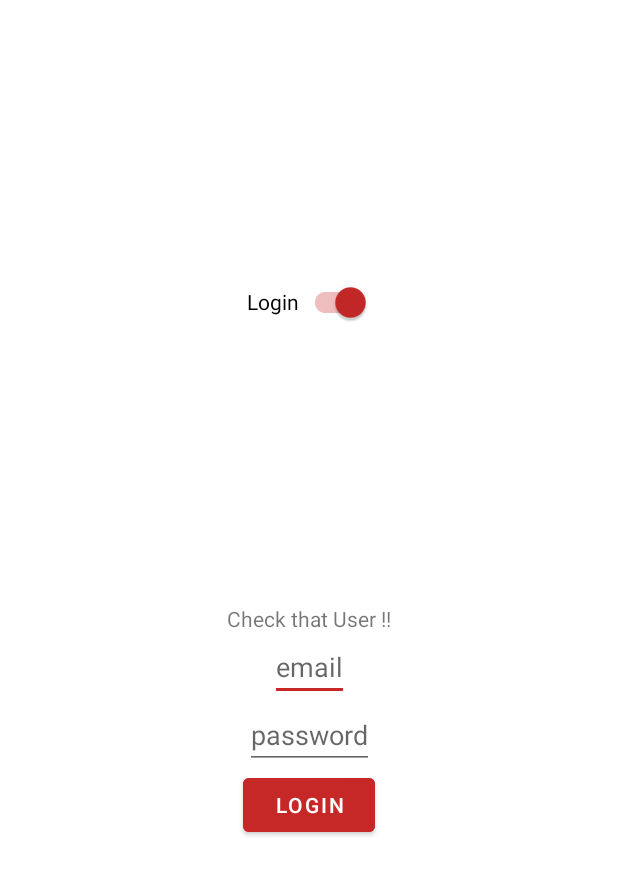
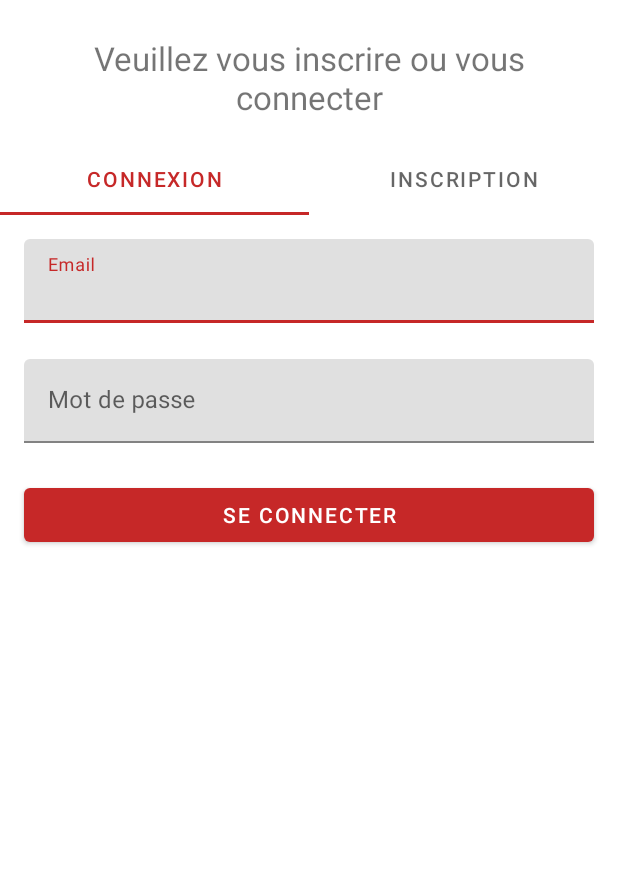
Before and after one commit to barb-n-co/event-moi-ca, an Android app: the screen it shows after launch (LoginActivity), on a phone screen of 412 x 824 dp. Shown: the top 875 px of the screen. Run offline under Robolectric (Android 15) with nearby library versions, the phone set to English and light mode, and no system bars; our stand-ins replace Firebase (no records; nobody signed in at launch, a user with empty details on screens opened directly), RxJava, Timber; libraries missing offline, so code that uses them is left out: com.example.lpiem, org.kodein.di; 5 statements that could not run were skipped.

Commit message:
Finished login signup

```diff
--- /dev/null
+++ b/app/src/main/java/com/example/event_app/adapter/AuthentificationViewPagerAdapter.kt
@@ -0,0 +1,20 @@
+package com.example.event_app.adapter
+
+import androidx.fragment.app.Fragment
+import androidx.fragment.app.FragmentManager
+import androidx.fragment.app.FragmentPagerAdapter
+
+class AuthentificationViewPagerAdapter(fragmentManager: FragmentManager) : FragmentPagerAdapter(fragmentManager) {
+
+    private val listFragment = arrayListOf<Fragment>()
+    private val listTitle = arrayListOf<String>()
+
+    override fun getItem(position: Int): Fragment = listFragment[position]
+    override fun getCount(): Int = listFragment.size
+    override fun getPageTitle(position: Int): CharSequence = listTitle[position].toUpperCase()
+
+    fun addFragment(fragment: Fragment, title: String) {
+        listFragment.add(fragment)
+        listTitle.add(title)
+    }
+}
--- a/app/src/main/java/com/example/event_app/injection/viewModelModule.kt
+++ b/app/src/main/java/com/example/event_app/injection/viewModelModule.kt
@@ -1,5 +1,7 @@
 package com.example.lpiem.theelderscrolls.injection
 
+import androidx.fragment.app.Fragment
+import androidx.fragment.app.FragmentActivity
 import androidx.lifecycle.ViewModelProvider
 import com.example.event_app.ui.activity.LoginActivity
 import com.example.event_app.ui.activity.MainActivity
@@ -9,27 +11,28 @@ import com.example.event_app.viewmodel.LoginViewModel
 import com.example.event_app.viewmodel.MainActivityViewModel
 import com.example.event_app.viewmodel.SplashScreenViewModel
 import org.kodein.di.Kodein
-import org.kodein.di.generic.bind
-import org.kodein.di.generic.factory
-import org.kodein.di.generic.instance
-import org.kodein.di.generic.singleton
+import org.kodein.di.generic.*
 
 val viewModelModule = Kodein.Module("ViewModelModule") {
 
-    bind<SplashScreenViewModel>() with factory { activity: SplashScreenActivity ->
+    bind<SplashScreenViewModel>() with factory { activity: FragmentActivity ->
         val factory = SplashScreenViewModel.Factory(instance())
         ViewModelProvider(activity, factory).get(SplashScreenViewModel::class.java)
     }
 
-    bind<MainActivityViewModel>() with factory { activity: MainActivity ->
+    bind<MainActivityViewModel>() with factory { activity: FragmentActivity ->
         val factory = MainActivityViewModel.Factory(instance())
         ViewModelProvider(activity, factory).get(MainActivityViewModel::class.java)
     }
 
-    bind<LoginViewModel>() with factory { activity: LoginActivity ->
+    bind<LoginViewModel>() with factory { activity: FragmentActivity ->
         val factory = LoginViewModel.Factory(instance())
         ViewModelProvider(activity, factory).get(LoginViewModel::class.java)
     }
 
-    bind<HomeFragmentViewModel>() with singleton { HomeFragmentViewModel(instance()) }
+    bind<LoginViewModel.Factory>() with provider { LoginViewModel.Factory(instance()) }
+    bind<LoginViewModel>() with factory { fragment: Fragment ->
+        ViewModelProvider(fragment, instance<LoginViewModel.Factory>())
+            .get(LoginViewModel::class.java)
+    }
 }
--- /dev/null
+++ b/app/src/main/java/com/example/event_app/model/UserResponse.kt
@@ -0,0 +1,6 @@
+package com.example.event_app.model
+
+data class UserResponse(
+    val key: String,
+    val value: User
+)
--- a/app/src/main/java/com/example/event_app/ui/activity/LoginActivity.kt
+++ b/app/src/main/java/com/example/event_app/ui/activity/LoginActivity.kt
@@ -2,13 +2,14 @@ package com.example.event_app.ui.activity
 
 import android.content.Intent
 import android.os.Bundle
-import android.widget.Toast
 import androidx.appcompat.app.AppCompatActivity
 import com.example.event_app.R
+import com.example.event_app.adapter.AuthentificationViewPagerAdapter
+import com.example.event_app.ui.fragment.LoginFragment
+import com.example.event_app.ui.fragment.SignupFragment
 import com.example.event_app.viewmodel.LoginViewModel
 import com.google.firebase.auth.FirebaseAuth
-import io.reactivex.rxkotlin.addTo
-import kotlinx.android.synthetic.main.activity_login.*
+import kotlinx.android.synthetic.main.activity_authentification.*
 import org.kodein.di.generic.instance
 import timber.log.Timber
 
@@ -27,87 +28,20 @@ class LoginActivity : BaseActivity() {
 
     override fun onCreate(savedInstanceState: Bundle?) {
         super.onCreate(savedInstanceState)
-        setContentView(R.layout.activity_login)
-
-        switch_login_register.setOnCheckedChangeListener { buttonView, isChecked ->
-            if (isChecked) {
-                buttonView.text = "Login"
-                loginButton.text = "Login"
-            } else {
-                buttonView.text = "Register"
-                loginButton.text = "Register"
-            }
-        }
-
-        // Initialize Firebase Auth
-
-        mAuth = viewModel.getFirebaseAuth()
-
-
-        // Read from the database
-        //userRepository.addListenerOnRef(myRef)
-
-
-        loginButton.setOnClickListener {
-            val email = (email_et.text ?: "").toString()
-            val password = (password_et.text ?: "").toString()
-
-            if (loginButton.text.toString() == "Login") {
-                userLogin(email,password)
-            } else {
-                userRegister(email, password)
-            }
-        }
+        setContentView(R.layout.activity_authentification)
+        setupViewPager()
     }
 
-    private fun userLogin(email: String, password: String) {
-        viewModel.logIn(email, password).subscribe(
-            {
-                if(it) MainActivity.start(this)
-            },
-            {
-                Timber.e(it)
-                Toast.makeText(this,"${it.message}",Toast.LENGTH_SHORT).show()
-            }
-        ).addTo(viewDisposable)
+    private fun setupViewPager() {
+        val adapter = AuthentificationViewPagerAdapter(supportFragmentManager)
+        adapter.addFragment(LoginFragment.newInstance(), getString(R.string.ti_login_authentification_activity))
+        adapter.addFragment(SignupFragment.newInstance(), getString(R.string.ti_signup_authentification_activity))
+        vp_sign_authentification_fragment.adapter = adapter
+        tl_sign_authentification_fragment.setupWithViewPager(vp_sign_authentification_fragment)
     }
 
     override fun onStop() {
         super.onStop()
         finish()
     }
-
-
-    private fun userRegister(email: String, password: String) {
-        viewModel.register(email, password).subscribe(
-            {
-                if(it) MainActivity.start(this)
-            },
-            {
-                Timber.e(it)
-                Toast.makeText(this,"${it.message}",Toast.LENGTH_SHORT).show()
-            }
-        ).addTo(viewDisposable)
-    }
-
-
-    override fun onStart() {
-        super.onStart()
-        val currentUser = mAuth.currentUser
-        Timber.d( "current User : $currentUser")
-        if (currentUser != null) {
-            // Name, email address, and profile photo Url
-            val name = currentUser.displayName
-            val email = currentUser.email
-            val photoUrl = currentUser.photoUrl
-            // Check if user's email is verified
-            val emailVerified = currentUser.isEmailVerified
-
-            // The user's ID, unique to the Firebase project. Do NOT use this value to
-            // authenticate with your backend server, if you have one. Use
-            // FirebaseUser.getIdToken() instead.
-            val uid = currentUser.uid
-            Timber.d( "User info : uid = $uid , name = $name , email = $email , photo URL = $photoUrl , is email verified ? $emailVerified")
-        }
-    }
 }
--- a/app/src/main/java/com/example/event_app/ui/activity/MainActivity.kt
+++ b/app/src/main/java/com/example/event_app/ui/activity/MainActivity.kt
@@ -6,6 +6,7 @@ import android.view.Menu
 import android.view.MenuItem
 import android.widget.Toast
 import androidx.appcompat.app.AppCompatActivity
+import androidx.fragment.app.FragmentActivity
 import com.example.event_app.R
 import com.example.event_app.viewmodel.MainActivityViewModel
 import org.kodein.di.generic.instance
@@ -16,7 +17,7 @@ class MainActivity : BaseActivity() {
     private val viewModel : MainActivityViewModel by instance(arg = this)
     companion object {
 
-        fun start(fromActivity: AppCompatActivity) {
+        fun start(fromActivity: FragmentActivity) {
             fromActivity.startActivity(
                 Intent(fromActivity, MainActivity::class.java)
             )
@@ -32,7 +33,7 @@ class MainActivity : BaseActivity() {
 
         viewModel.user.subscribe(
             {
-                Toast.makeText(this, getString(R.string.toast_welcome_user, it.name), Toast.LENGTH_LONG).show()
+                Toast.makeText(this, getString(R.string.toast_welcome_user_main_activity, it.name), Toast.LENGTH_LONG).show()
             },
             {
                 Timber.e(it)
--- /dev/null
+++ b/app/src/main/java/com/example/event_app/ui/fragment/LoginFragment.kt
@@ -0,0 +1,54 @@
+package com.example.event_app.ui.fragment
+
+import android.os.Bundle
+import android.view.LayoutInflater
+import android.view.View
+import android.view.ViewGroup
+import android.widget.Toast
+import com.example.event_app.R
+import com.example.event_app.ui.activity.MainActivity
+import com.example.event_app.viewmodel.LoginViewModel
+import io.reactivex.rxkotlin.addTo
+import kotlinx.android.synthetic.main.activity_login.*
+import kotlinx.android.synthetic.main.fragment_login.*
+import kotlinx.android.synthetic.main.fragment_signup.*
+import org.kodein.di.generic.instance
+import timber.log.Timber
+
+class LoginFragment: BaseFragment() {
+
+    private val viewModel: LoginViewModel by instance(arg = this)
+
+    companion object {
+        const val TAG = "LOGINFRAGMENT"
+        fun newInstance(): LoginFragment = LoginFragment()
+    }
+
+    override fun onCreateView(inflater: LayoutInflater, container: ViewGroup?,
+                              savedInstanceState: Bundle?): View? {
+
+        return inflater.inflate(R.layout.fragment_login, container, false)
+    }
+
+    override fun onViewCreated(view: View, savedInstanceState: Bundle?) {
+        super.onViewCreated(view, savedInstanceState)
+
+        b_signin_fragment.setOnClickListener {
+            val email = et_email_signin_fragment.text.toString()
+            val password = et_password_signin_fragment.text.toString()
+            userLogin(email, password)
+        }
+    }
+
+    private fun userLogin(email: String, password: String) {
+        viewModel.logIn(email, password).subscribe(
+            {
+                if(it) MainActivity.start(activity!!)
+            },
+            {
+                Timber.e(it)
+                Toast.makeText(context,"${it.message}", Toast.LENGTH_SHORT).show()
+            }
+        ).addTo(viewDisposable)
+    }
+}
--- /dev/null
+++ b/app/src/main/java/com/example/event_app/ui/fragment/SignupFragment.kt
@@ -0,0 +1,59 @@
+package com.example.event_app.ui.fragment
+
+import android.os.Bundle
+import android.view.LayoutInflater
+import android.view.View
+import android.view.ViewGroup
+import android.widget.Toast
+import com.example.event_app.R
+import com.example.event_app.ui.activity.MainActivity
+import com.example.event_app.viewmodel.LoginViewModel
+import io.reactivex.rxkotlin.addTo
+import kotlinx.android.synthetic.main.activity_login.*
+import kotlinx.android.synthetic.main.fragment_login.*
+import kotlinx.android.synthetic.main.fragment_signup.*
+import org.kodein.di.generic.instance
+import timber.log.Timber
+
+class SignupFragment: BaseFragment() {
+
+    private val viewModel: LoginViewModel by instance(arg = this)
+
+    companion object {
+        const val TAG = "SIGNUPFRAGMENT"
+        fun newInstance(): SignupFragment = SignupFragment()
+    }
+
+    override fun onCreateView(inflater: LayoutInflater, container: ViewGroup?,
+                              savedInstanceState: Bundle?): View? {
+
+        return inflater.inflate(R.layout.fragment_signup, container, false)
+    }
+
+    override fun onViewCreated(view: View, savedInstanceState: Bundle?) {
+        super.onViewCreated(view, savedInstanceState)
+
+        b_signup_fragment.setOnClickListener {
+            val firstname = et_firstname_signup_fragment.text.toString()
+            val lastname = et_lastname_signup_fragment.text.toString()
+            val name = "$firstname $lastname"
+            val email = et_email_signup_fragment.text.toString()
+            val password = et_password_signup_fragment.text.toString()
+            val confirmPassword = et_confirm_password_signup_fragment.text.toString()
+            userRegister(email, password, name)
+        }
+    }
+
+    private fun userRegister(email: String, password: String, name: String) {
+        viewModel.register(email, password, name).subscribe(
+            {
+                if(it) MainActivity.start(activity!!)
+            },
+            {
+                Timber.e(it)
+                Toast.makeText(context,"${it.message}", Toast.LENGTH_SHORT).show()
+            }
+        ).addTo(viewDisposable)
+    }
+
+}
--- a/app/src/main/java/com/example/event_app/viewmodel/LoginViewModel.kt
+++ b/app/src/main/java/com/example/event_app/viewmodel/LoginViewModel.kt
@@ -15,8 +15,8 @@ class LoginViewModel(private val userRepository: UserRepository): BaseViewModel(
         return userRepository.logUser(email, password)
     }
 
-    fun register(email: String, password: String): Flowable<Boolean> {
-        return userRepository.registerUser(email, password)
+    fun register(email: String, password: String, name: String): Flowable<Boolean> {
+        return userRepository.registerUser(email, password, name)
     }
 
     fun getFirebaseAuth(): FirebaseAuth {
--- a/app/src/main/java/com/example/event_app/viewmodel/SplashScreenViewModel.kt
+++ b/app/src/main/java/com/example/event_app/viewmodel/SplashScreenViewModel.kt
@@ -11,7 +11,7 @@ class SplashScreenViewModel(private val userRepository: UserRepository): BaseVie
     fun getCurrentUser(): FirebaseUser? {
         val user = userRepository.fireBaseAuth.currentUser
         user?.let {
-            userRepository.currentUser.onNext(User(it.uid, it.displayName, it.email, it.photoUrl))
+            userRepository.currentUser.onNext(User(it.uid, it.displayName, it.email))
         }
         return user
     }
--- /dev/null
+++ b/app/src/main/res/layout/activity_authentification.xml
@@ -0,0 +1,55 @@
+<?xml version="1.0" encoding="utf-8"?>
+<androidx.constraintlayout.widget.ConstraintLayout xmlns:android="http://schemas.android.com/apk/res/android"
+                                                   android:layout_width="match_parent"
+                                                   android:layout_height="match_parent"
+                                                   android:background="@android:color/white"
+                                                   xmlns:app="http://schemas.android.com/apk/res-auto">
+
+    <TextView
+            android:id="@+id/tv_sign_authentification_fragment"
+            android:layout_width="match_parent"
+            android:layout_height="wrap_content"
+            android:layout_marginEnd="32dp"
+            android:layout_marginStart="32dp"
+            android:layout_marginTop="24dp"
+            android:textAlignment="center"
+            android:text="@string/tv_description_authentification_activity"
+            android:textSize="22dp"
+            app:layout_constraintEnd_toEndOf="parent"
+            app:layout_constraintStart_toStartOf="parent"
+            app:layout_constraintTop_toTopOf="parent" />
+
+    <com.google.android.material.tabs.TabLayout
+            android:id="@+id/tl_sign_authentification_fragment"
+            android:layout_width="match_parent"
+            android:layout_height="wrap_content"
+            android:layout_marginTop="16dp"
+            app:layout_constraintTop_toBottomOf="@id/tv_sign_authentification_fragment"
+            app:layout_constraintStart_toStartOf="parent"
+            app:layout_constraintEnd_toEndOf="parent"
+            app:tabIndicatorColor="@color/colorAccent">
+
+        <com.google.android.material.tabs.TabItem
+                android:id="@+id/ti_signin_authentification_fragment"
+                android:layout_width="wrap_content"
+                android:layout_height="wrap_content"
+                android:text="@string/ti_login_authentification_activity" />
+
+        <com.google.android.material.tabs.TabItem
+                android:id="@+id/ti_signup_authentification_fragment"
+                android:layout_width="wrap_content"
+                android:layout_height="wrap_content"
+                android:text="@string/ti_signup_authentification_activity" />
+
+    </com.google.android.material.tabs.TabLayout>
+
+    <androidx.viewpager.widget.ViewPager
+            android:id="@+id/vp_sign_authentification_fragment"
+            android:layout_width="0dp"
+            android:layout_height="0dp"
+            app:layout_constraintBottom_toBottomOf="parent"
+            app:layout_constraintEnd_toEndOf="parent"
+            app:layout_constraintStart_toStartOf="parent"
+            app:layout_constraintTop_toBottomOf="@+id/tl_sign_authentification_fragment"/>
+
+</androidx.constraintlayout.widget.ConstraintLayout>
--- /dev/null
+++ b/app/src/main/res/layout/fragment_login.xml
@@ -0,0 +1,71 @@
+<?xml version="1.0" encoding="utf-8"?>
+<androidx.constraintlayout.widget.ConstraintLayout xmlns:android="http://schemas.android.com/apk/res/android"
+                                                   android:layout_width="match_parent"
+                                                   android:layout_height="match_parent"
+                                                   xmlns:app="http://schemas.android.com/apk/res-auto">
+
+    <com.google.android.material.textfield.TextInputLayout
+            android:id="@+id/til_email_signin_fragment"
+            android:layout_width="match_parent"
+            android:layout_height="wrap_content"
+            android:layout_marginTop="16dp"
+            android:layout_marginStart="16dp"
+            android:layout_marginEnd="16dp"
+            app:layout_constraintEnd_toEndOf="parent"
+            app:layout_constraintStart_toStartOf="parent"
+            app:layout_constraintTop_toTopOf="parent">
+
+        <EditText
+                android:id="@+id/et_email_signin_fragment"
+                android:layout_width="match_parent"
+                android:layout_height="wrap_content"
+                android:hint="@string/tv_email_login_fragment"
+                android:maxLength="100"
+                android:inputType="textEmailAddress"/>
+
+    </com.google.android.material.textfield.TextInputLayout>
+
+    <com.google.android.material.textfield.TextInputLayout
+            android:id="@+id/til_password_signin_fragment"
+            android:layout_width="match_parent"
+            android:layout_height="wrap_content"
+            android:layout_marginTop="24dp"
+            android:layout_marginStart="16dp"
+            android:layout_marginEnd="16dp"
+            app:layout_constraintEnd_toEndOf="parent"
+            app:layout_constraintStart_toStartOf="parent"
+            app:layout_constraintTop_toBottomOf="@id/til_email_signin_fragment">
+
+        <EditText
+                android:id="@+id/et_password_signin_fragment"
+                android:layout_width="match_parent"
+                android:layout_height="wrap_content"
+                android:hint="@string/tv_password_login_fragment"
+                android:maxLength="100"
+                android:inputType="textPassword"/>
+
+    </com.google.android.material.textfield.TextInputLayout>
+
+    <Button
+            android:id="@+id/b_signin_fragment"
+            android:layout_width="0dp"
+            android:layout_height="wrap_content"
+            android:layout_marginTop="24dp"
+            android:layout_marginStart="16dp"
+            android:layout_marginEnd="16dp"
+            android:text="@string/b_signin_login_fragment"
+            app:layout_constraintEnd_toEndOf="parent"
+            app:layout_constraintStart_toStartOf="parent"
+            app:layout_constraintTop_toBottomOf="@id/til_password_signin_fragment"/>
+
+    <ProgressBar
+            android:id="@+id/progress_bar_signin"
+            android:layout_width="wrap_content"
+            android:layout_height="wrap_content"
+            android:visibility="invisible"
+            app:layout_constraintEnd_toEndOf="parent"
+            app:layout_constraintStart_toStartOf="parent"
+            app:layout_constraintBottom_toBottomOf="parent"
+            app:layout_constraintTop_toBottomOf="@id/b_signin_fragment"/>
+
+</androidx.constraintlayout.widget.ConstraintLayout>
--- a/app/src/main/res/values/strings.xml
+++ b/app/src/main/res/values/strings.xml
@@ -5,7 +5,27 @@
     <string name="title_home">Evenements</string>
 
     <!-- Main Activity -->
-    <string name="toast_welcome_user">Bienvenue %s</string>
+    <string name="toast_welcome_user_main_activity">Bienvenue %s</string>
+
+    <!-- Activity Authentification -->
+    <string name="tv_description_authentification_activity">Veuillez vous inscrire ou vous connecter</string>
+    <string name="ti_login_authentification_activity">Connexion</string>
+    <string name="ti_signup_authentification_activity">Inscription</string>
+
+    <!-- Log In Fragment -->
+    <string name="tv_email_login_fragment">Email</string>
+    <string name="tv_password_login_fragment">Mot de passe</string>
+    <string name="b_signin_login_fragment">Se connecter</string>
+    <string name="tv_login_success_login_fragment">Vous êtes connectés</string>
+
+    <!-- Sign Up Fragment -->
+    <string name="tv_lastname_signup_fragment">Nom</string>
+    <string name="tv_firstname_signup_fragment">Prenom</string>
+    <string name="tv_email_signup_fragment">Email</string>
+    <string name="tv_password_signup_fragment">Mot de passe</string>
+    <string name="tv_confirm_password_signup_fragment">Confirmation du mot de passe</string>
+    <string name="b_signup_signup_fragment">S\'inscrire</string>
+    <string name="tv_signup_success_signup_fragment">Vous êtes bien inscrits</string>
 
   <string name="disconnection">Déconnexion</string>
 </resources>
```
Also changed, not shown: app/src/main/java/com/example/event_app/model/User.kt (+13 -1 lines), app/src/main/java/com/example/event_app/repository/UserRepository.kt (+30 -13 lines), app/src/main/res/layout/fragment_signup.xml (added, +148 -0 lines).
